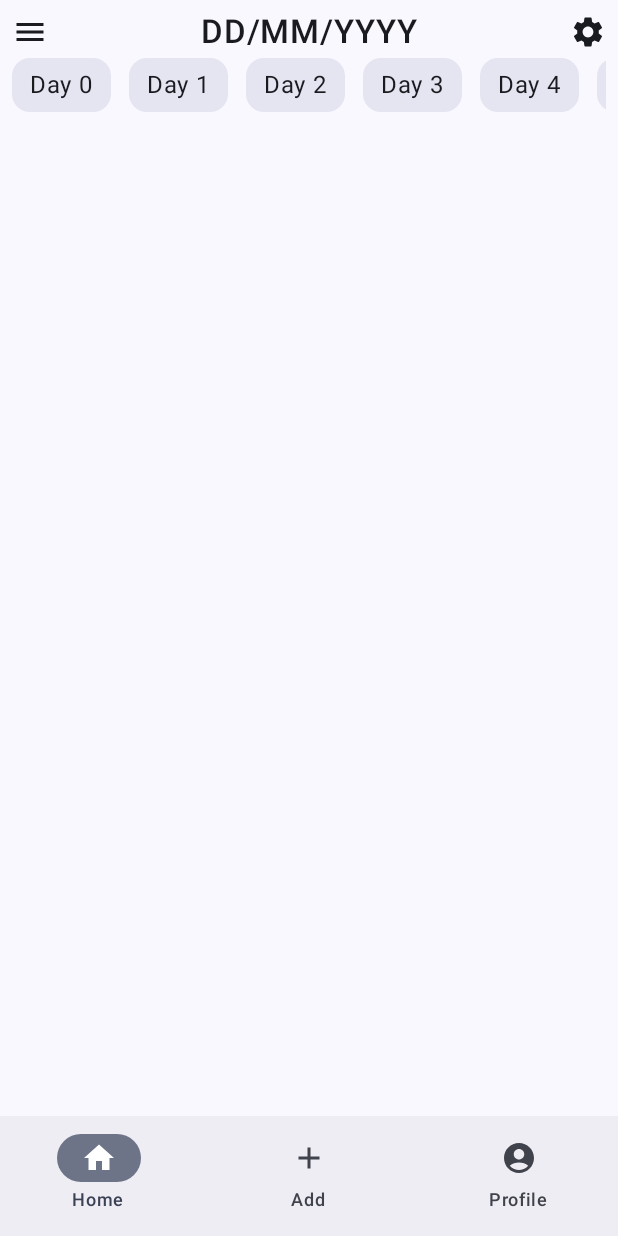
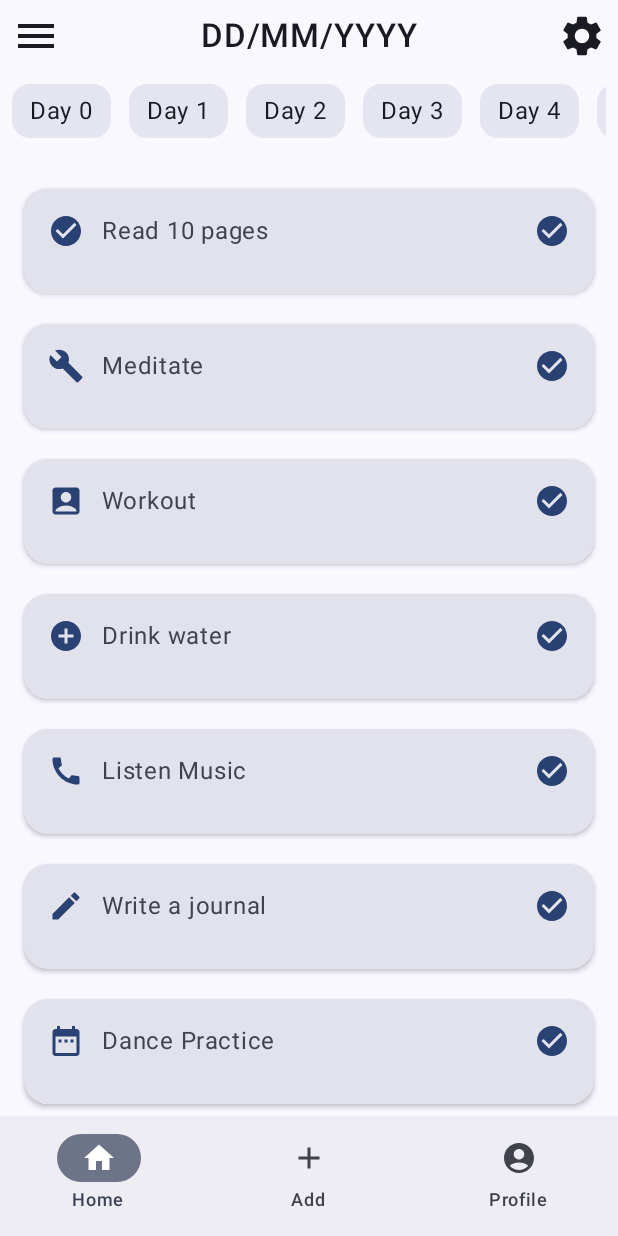
Before and after one commit to EmreRuy/Pattern, an Android app built with Jetpack Compose: the screen it shows after launch (MainActivity), on a phone screen of 412 x 824 dp. Run offline under Robolectric (Android 15) with nearby library versions, the phone set to English and light mode, and no system bars; our stand-ins replace Dagger/Hilt's generated code.

Commit message:
HabitCards
added Habit cards as prototype

```diff
--- a/app/src/main/java/com/example/pattern/MainActivity.kt
+++ b/app/src/main/java/com/example/pattern/MainActivity.kt
@@ -3,11 +3,8 @@ package com.example.pattern
 import android.os.Bundle
 import androidx.activity.ComponentActivity
 import androidx.activity.compose.setContent
-import androidx.compose.foundation.layout.WindowInsets
-import androidx.compose.foundation.layout.asPaddingValues
 import androidx.compose.foundation.layout.fillMaxSize
 import androidx.compose.foundation.layout.padding
-import androidx.compose.foundation.layout.systemBars
 import androidx.compose.material3.Scaffold
 import androidx.compose.runtime.Composable
 import androidx.compose.ui.Modifier
--- /dev/null
+++ b/app/src/main/java/com/example/pattern/ui/components/HabitCardsIcon.kt
@@ -0,0 +1,8 @@
+package com.example.pattern.ui.components
+
+import androidx.compose.ui.graphics.vector.ImageVector
+
+data class Habit(
+    val name: String,
+    val icon: ImageVector
+)
--- a/app/src/main/java/com/example/pattern/ui/screens/HomeScreen.kt
+++ b/app/src/main/java/com/example/pattern/ui/screens/HomeScreen.kt
@@ -1,9 +1,6 @@
 package com.example.pattern.ui.screens
 
-import android.os.Build
-import androidx.annotation.RequiresApi
 import androidx.compose.foundation.background
-import androidx.compose.foundation.horizontalScroll
 import androidx.compose.foundation.layout.Arrangement
 import androidx.compose.foundation.layout.Column
 import androidx.compose.foundation.layout.PaddingValues
@@ -12,23 +9,35 @@ import androidx.compose.foundation.layout.Spacer
 import androidx.compose.foundation.layout.fillMaxSize
 import androidx.compose.foundation.layout.fillMaxWidth
 import androidx.compose.foundation.layout.height
+import androidx.compose.foundation.layout.heightIn
 import androidx.compose.foundation.layout.padding
 import androidx.compose.foundation.layout.size
+import androidx.compose.foundation.layout.width
 import androidx.compose.foundation.lazy.LazyRow
 import androidx.compose.foundation.rememberScrollState
 import androidx.compose.foundation.shape.RoundedCornerShape
+import androidx.compose.foundation.verticalScroll
+import androidx.compose.material.icons.Icons
+import androidx.compose.material.icons.filled.AccountBox
+import androidx.compose.material.icons.filled.AddCircle
+import androidx.compose.material.icons.filled.ArrowDropDown
+import androidx.compose.material.icons.filled.Build
+import androidx.compose.material.icons.filled.Call
+import androidx.compose.material.icons.filled.CheckCircle
+import androidx.compose.material.icons.filled.Create
+import androidx.compose.material.icons.filled.DateRange
+import androidx.compose.material.icons.filled.Email
+import androidx.compose.material3.Card
+import androidx.compose.material3.CardDefaults
 import androidx.compose.material3.ExperimentalMaterial3Api
 import androidx.compose.material3.Icon
 import androidx.compose.material3.MaterialTheme
 import androidx.compose.material3.Scaffold
 import androidx.compose.material3.Text
 import androidx.compose.runtime.Composable
-import androidx.compose.runtime.getValue
-import androidx.compose.runtime.mutableStateOf
-import androidx.compose.runtime.remember
-import androidx.compose.runtime.setValue
 import androidx.compose.ui.Alignment
 import androidx.compose.ui.Modifier
+import androidx.compose.ui.graphics.vector.ImageVector
 import androidx.compose.ui.res.painterResource
 import androidx.compose.ui.res.stringResource
 import androidx.compose.ui.text.font.FontWeight
@@ -36,23 +45,17 @@ import androidx.compose.ui.tooling.preview.Preview
 import androidx.compose.ui.unit.dp
 import androidx.compose.ui.unit.sp
 import com.example.pattern.R
-import java.time.LocalDate
+import com.example.pattern.ui.components.Habit
 
 @Preview(showBackground = true)
 @Composable
 fun PreviewOfHomeScreen() {
-   // HomeScreen()
+    HomeScreen()
 }
 
-@RequiresApi(Build.VERSION_CODES.O)
 @OptIn(ExperimentalMaterial3Api::class)
 @Composable
 fun HomeScreen() {
-    val daysList = generateSequence(LocalDate.now()) { it.plusDays(1) }
-        .take(365)
-        .toList()
-
-    var selectedDate by remember { mutableStateOf(daysList[0]) }
     Scaffold(
         modifier = Modifier.fillMaxSize(),
         topBar = {
@@ -72,7 +75,7 @@ fun HomeScreen() {
                     Icon(
                         painter = painterResource(id = R.drawable.menu),
                         contentDescription = "Menu Icon",
-                        modifier = Modifier.size(24.dp),
+                        modifier = Modifier.size(32.dp),
                         tint = MaterialTheme.colorScheme.onBackground
                     )
                     Text(
@@ -85,11 +88,11 @@ fun HomeScreen() {
                     Icon(
                         painter = painterResource(id = R.drawable.settings),
                         contentDescription = "Settings Icon",
-                        modifier = Modifier.size(24.dp),
+                        modifier = Modifier.size(32.dp),
                         tint = MaterialTheme.colorScheme.onBackground
                     )
                 }
-                Spacer(modifier = Modifier.height(4.dp))
+                Spacer(modifier = Modifier.height(16.dp))
                 LazyRow(
                     modifier = Modifier
                         .fillMaxWidth()
@@ -97,6 +100,7 @@ fun HomeScreen() {
                     contentPadding = PaddingValues(end = 8.dp)
                 ) {
                     items(365) { index ->
+                        Column {
                             Text(
                                 text = "Day $index", // Replace with real day data like "Mon 1", "Tue 2", etc.
                                 modifier = Modifier
@@ -108,17 +112,78 @@ fun HomeScreen() {
                                     .padding(horizontal = 12.dp, vertical = 6.dp),
                                 color = MaterialTheme.colorScheme.onBackground
                             )
+
+                        }
+
                     }
                 }
             }
         }
     ) { paddingValues ->
+        val habits = listOf(
+            Habit("Read 10 pages", Icons.Default.CheckCircle),
+            Habit("Meditate", Icons.Default.Build),
+            Habit("Workout", Icons.Default.AccountBox),
+            Habit("Drink water", Icons.Default.AddCircle),
+            Habit("Listen Music", Icons.Default.Call),
+            Habit("Write a journal", Icons.Default.Create),
+            Habit("Dance Practice", Icons.Default.DateRange),
+            Habit("Drawing course", Icons.Default.Email)
+        )
+        val scroll = rememberScrollState()
         Column(
             modifier = Modifier
                 .fillMaxSize()
                 .padding(paddingValues)
+                .verticalScroll(scroll)
+                .padding(16.dp),
+            horizontalAlignment = Alignment.CenterHorizontally,
+            verticalArrangement = Arrangement.Top
         ) {
-          //Main Content
+            habits.forEach { habit ->
+                Card(
+                    modifier = Modifier
+                        .fillMaxWidth()
+                        .heightIn(min = 90.dp)
+                        .padding(vertical = 10.dp),
+                    shape = RoundedCornerShape(16.dp),
+                    colors = CardDefaults.cardColors(
+                        containerColor = MaterialTheme.colorScheme.surfaceVariant
+                    ),
+                    elevation = CardDefaults.cardElevation(defaultElevation = 2.dp)
+                ) {
+                    Row(
+                        modifier = Modifier
+                            .padding(16.dp)
+                            .fillMaxWidth(),
+                        verticalAlignment = Alignment.CenterVertically,
+                        horizontalArrangement = Arrangement.SpaceBetween
+                    ) {
+                        Row(verticalAlignment = Alignment.CenterVertically) {
+                            Icon(
+                                imageVector = habit.icon,
+                                contentDescription = null,
+                                tint = MaterialTheme.colorScheme.primary,
+                                modifier = Modifier.size(24.dp)
+                            )
+                            Spacer(modifier = Modifier.width(12.dp))
+                            Text(
+                                text = habit.name,
+                                style = MaterialTheme.typography.bodyLarge,
+                                color = MaterialTheme.colorScheme.onSurfaceVariant
+                            )
+                        }
+                        Icon(
+                            imageVector = Icons.Default.CheckCircle,
+                            contentDescription = "Mark done",
+                            tint = MaterialTheme.colorScheme.primary
+                        )
+                    }
+
                 }
             }
+
         }
+
+    }
+}
--- a/app/src/main/java/com/example/pattern/ui/theme/Theme.kt
+++ b/app/src/main/java/com/example/pattern/ui/theme/Theme.kt
@@ -254,7 +254,6 @@ val unspecified_scheme = ColorFamily(
 @Composable
 fun AppTheme(
     darkTheme: Boolean = isSystemInDarkTheme(),
-    // Dynamic color is available on Android 12+
     dynamicColor: Boolean = true,
     content: @Composable() () -> Unit
 ) {
```
Lines whose indentation alone changed are shown as unchanged.
